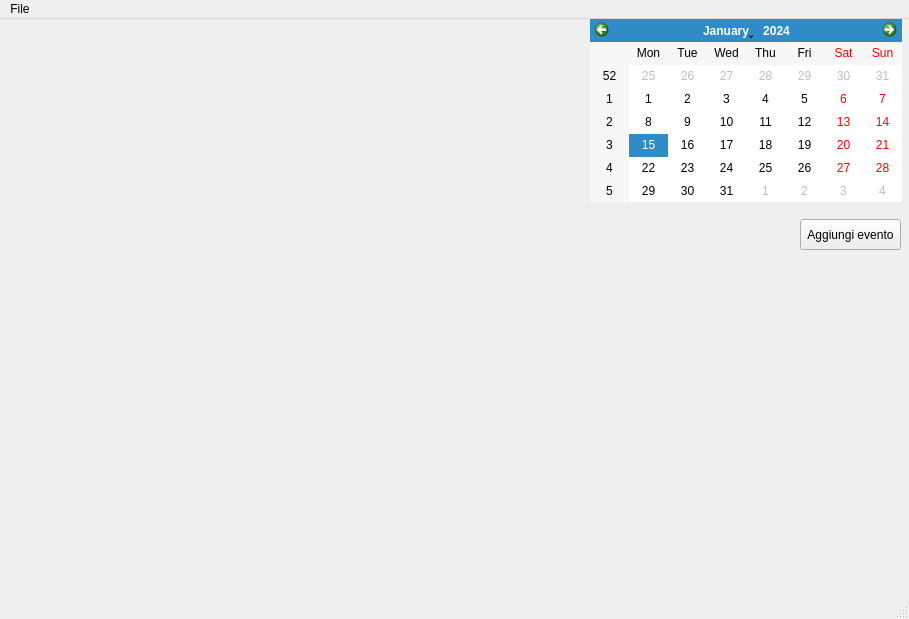
Before: the Qt Designer form CalendarToDoList/mainwindow.ui in DarthReca/calendar-to-do-list, drawn with Qt 5.
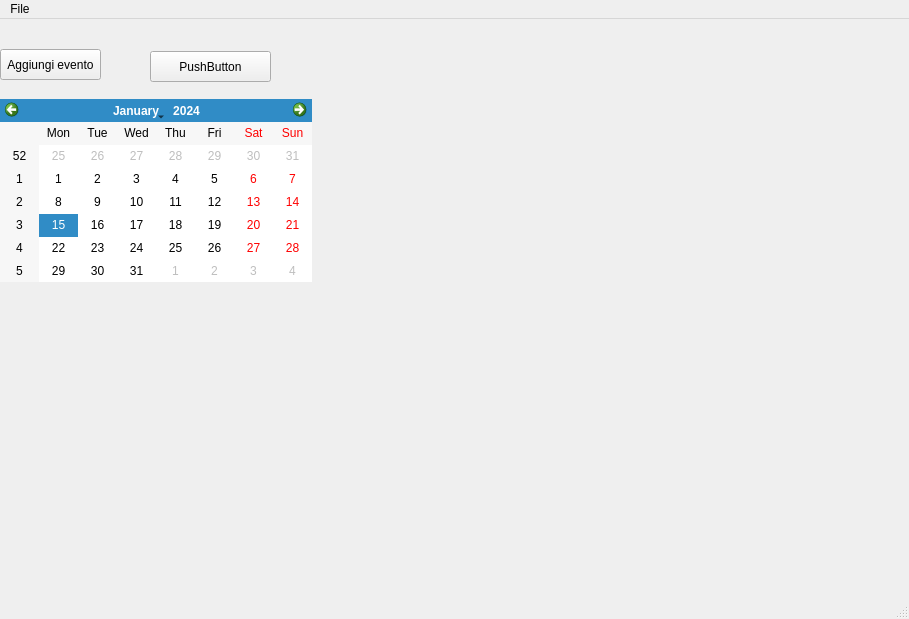
After: the same form once the commit is applied.

Commit message: Added eventForm and eventButton

What changed in the file:
```diff
--- a/CalendarToDoList/mainwindow.ui
+++ b/CalendarToDoList/mainwindow.ui
@@ -23,8 +23,8 @@
    <widget class="QCalendarWidget" name="calendarWidget">
     <property name="geometry">
      <rect>
-      <x>590</x>
-      <y>0</y>
+      <x>0</x>
+      <y>80</y>
       <width>312</width>
       <height>183</height>
      </rect>
@@ -33,8 +33,8 @@
    <widget class="QPushButton" name="pushButton">
     <property name="geometry">
      <rect>
-      <x>800</x>
-      <y>200</y>
+      <x>0</x>
+      <y>30</y>
       <width>101</width>
       <height>31</height>
      </rect>
@@ -43,6 +43,30 @@
      <string>Aggiungi evento</string>
     </property>
    </widget>
+   <widget class="QWidget" name="gridLayoutWidget">
+    <property name="geometry">
+     <rect>
+      <x>330</x>
+      <y>10</y>
+      <width>571</width>
+      <height>451</height>
+     </rect>
+    </property>
+    <layout class="QGridLayout" name="gridLayout"/>
+   </widget>
+   <widget class="QPushButton" name="addButton">
+    <property name="geometry">
+     <rect>
+      <x>150</x>
+      <y>32</y>
+      <width>121</width>
+      <height>31</height>
+     </rect>
+    </property>
+    <property name="text">
+     <string>PushButton</string>
+    </property>
+   </widget>
   </widget>
   <widget class="QMenuBar" name="menubar">
    <property name="geometry">
```
Left out of the diff: 2 changed lines with no effect on the pictures. The commit also changes 10 other files.
